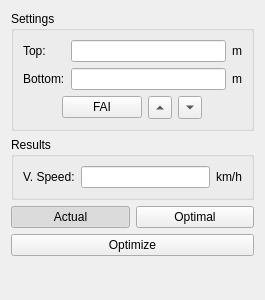
This is src/speedform.ui in flysight/flysight-viewer-qt as Qt 5 draws it before an edit. The edited form follows.
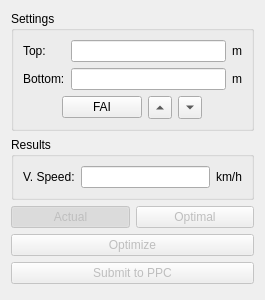
This is the edited form.

```diff
--- a/src/speedform.ui
+++ b/src/speedform.ui
@@ -156,6 +156,9 @@
     <layout class="QHBoxLayout" name="horizontalLayout_2">
      <item>
       <widget class="QPushButton" name="actualButton">
+       <property name="enabled">
+        <bool>false</bool>
+       </property>
        <property name="text">
         <string>Actual</string>
        </property>
@@ -169,6 +172,9 @@
      </item>
      <item>
       <widget class="QPushButton" name="optimalButton">
+       <property name="enabled">
+        <bool>false</bool>
+       </property>
        <property name="text">
         <string>Optimal</string>
        </property>
@@ -181,11 +187,24 @@
    </item>
    <item>
     <widget class="QPushButton" name="optimizeButton">
+     <property name="enabled">
+      <bool>false</bool>
+     </property>
      <property name="text">
       <string>Optimize</string>
      </property>
     </widget>
    </item>
+   <item>
+    <widget class="QPushButton" name="ppcButton">
+     <property name="enabled">
+      <bool>false</bool>
+     </property>
+     <property name="text">
+      <string>Submit to PPC</string>
+     </property>
+    </widget>
+   </item>
    <item>
     <spacer name="verticalSpacer">
      <property name="orientation">
```
